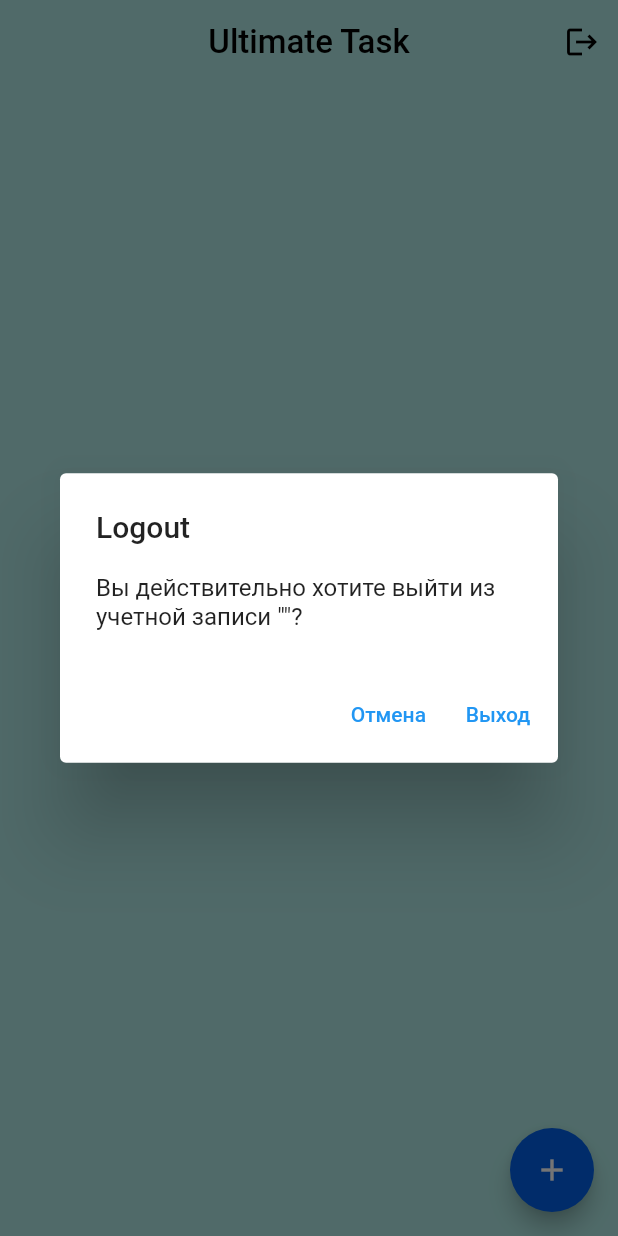
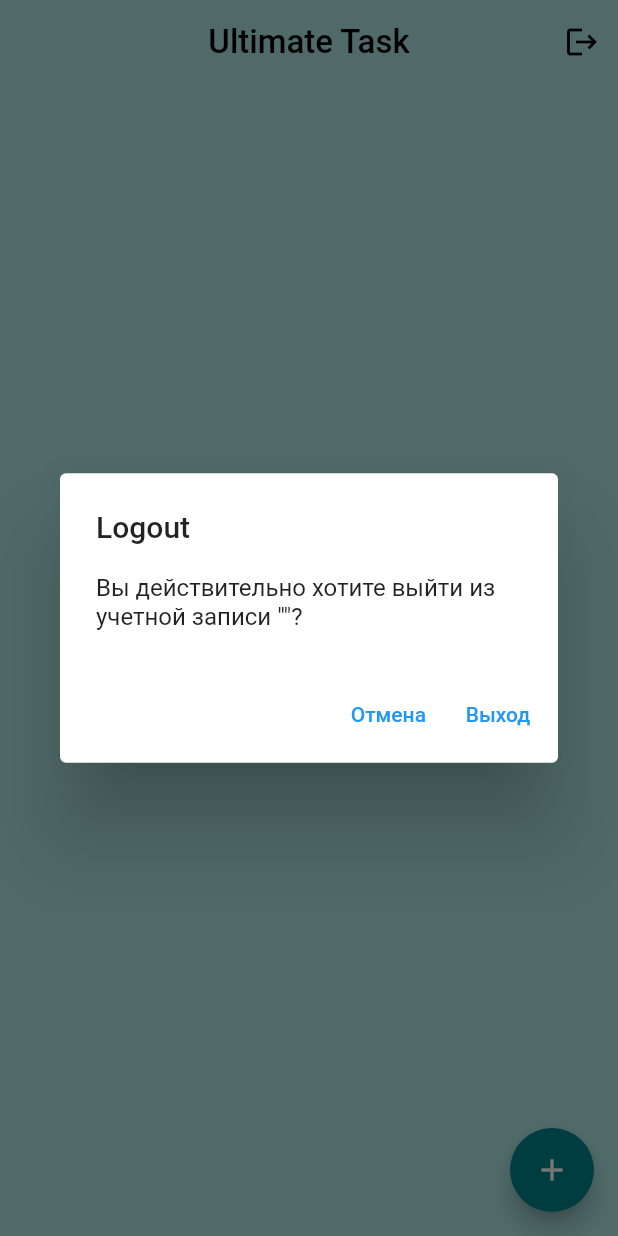
Before and after one commit to Graaggas/UltimateTask, a Flutter app: the screen it shows once a user with an empty profile is signed in, after a tap on the "logout" icon, on a phone screen of 412 x 824 dp. Run offline on Flutter 3.47's test engine with Material 2 defaults, Android fonts, the phone set to English and light mode, and no system bars; our stand-ins replace cloud_firestore, firebase_auth, firebase_core, flutter_svg, google_fonts, google_sign_in; accounts and stored records are empty; Roboto replaces fonts that are missing (Alice).

Commit message:
добавлено создание

```diff
--- a/lib/misc/constants.dart
+++ b/lib/misc/constants.dart
@@ -1,5 +1,6 @@
 //final myBackgroundColor = 0xFFe4fff9;
 final myBackgroundColor = 0xFFAEE8E4;
+final myDarkMintColor = 0xFF00848C;
 final myBlueColor = 0xFF0260e8;
 final myMintColor = 0xFFb5fbdd;
 final myRedColor = 0xFFff756b;
--- a/lib/screens/home_screen/tasks/tasks_page.dart
+++ b/lib/screens/home_screen/tasks/tasks_page.dart
@@ -90,7 +90,7 @@ class TasksPage extends StatelessWidget {
         ],
       ),
       floatingActionButton: FloatingActionButton(
-        backgroundColor: Color(myBlueColor),
+        backgroundColor: Color(myDarkMintColor),
         child: Icon(Icons.add),
         onPressed: () => AddTaskPage.show(context),
       ),
@@ -106,6 +106,7 @@ class TasksPage extends StatelessWidget {
         if (snapshot.hasData) {
           final tasks = snapshot.data;
           final children = tasks.map((e) => Text(e.memo)).toList();
+          print("==> CHILDREN: ${children.length}");
           return ListView(children: children);
         }
         if (snapshot.hasError) {
--- a/lib/screens/sign_in/sign_in_page.dart
+++ b/lib/screens/sign_in/sign_in_page.dart
@@ -254,9 +254,9 @@ class SignInPage extends StatelessWidget {
               width: 25,
             ),
             SvgPicture.asset(
-              'assets/icons/Gplus.svg',
-              height: 10,
-              width: 10,
+              'assets/icons/google.svg',
+              height: 14,
+              width: 14,
               color: Colors.white,
             ),
           ],
--- a/lib/service/firestore_service.dart
+++ b/lib/service/firestore_service.dart
@@ -10,6 +10,7 @@ class FireStoreService {
   Future<void> setData({String path, Map<String, dynamic> data}) async {
     final reference = FirebaseFirestore.instance.doc(path);
     await reference.set(data);
+    print("==> SAVED DATA: $data");
   }
 
   Stream<List<T>> collectionStream<T>({
--- a/pubspec.yaml
+++ b/pubspec.yaml
@@ -53,6 +53,7 @@ flutter:
    - assets/icons/oval.svg
    - assets/icons/Gplus.svg
    - assets/icons/mail.svg
+   - assets/icons/google.svg
 
   # The following line ensures that the Material Icons font is
   # included with your application, so that you can use the icons in
```
Also changed, not shown: lib/screens/home_screen/tasks/add_task_page.dart (+51 -9 lines), assets/icons/Gplus.svg (added), assets/icons/bird.svg (added), assets/icons/google.svg (added), assets/icons/mail.svg (added), assets/icons/oval.svg (added).
